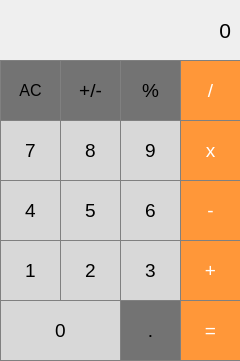
First picture: the form in mainwindow.ui, repository mrPropper911/Calculator_new, before the edit.
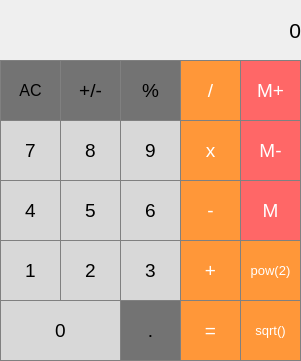
Second picture: the form after the edit.

Commit message: Add sqrt,pow and work with memory

```diff
--- a/mainwindow.ui
+++ b/mainwindow.ui
@@ -6,7 +6,7 @@
    <rect>
     <x>0</x>
     <y>0</y>
-    <width>240</width>
+    <width>301</width>
     <height>361</height>
    </rect>
   </property>
@@ -19,7 +19,7 @@
      <rect>
       <x>10</x>
       <y>0</y>
-      <width>221</width>
+      <width>291</width>
       <height>61</height>
      </rect>
     </property>
@@ -660,6 +660,166 @@
      <string>+/-</string>
     </property>
    </widget>
+   <widget class="QPushButton" name="pushButton_memoryAdd">
+    <property name="geometry">
+     <rect>
+      <x>240</x>
+      <y>60</y>
+      <width>61</width>
+      <height>61</height>
+     </rect>
+    </property>
+    <property name="font">
+     <font>
+      <family>Arial</family>
+      <pointsize>14</pointsize>
+      <weight>50</weight>
+      <bold>false</bold>
+     </font>
+    </property>
+    <property name="styleSheet">
+     <string notr="true">QPushButton{
+background-color:rgb(255, 103, 103);
+color:white;
+border:1px solid gray;
+}
+
+QPushButton:pressed{
+background-color:rgb(255, 181, 166);
+}</string>
+    </property>
+    <property name="text">
+     <string>M+</string>
+    </property>
+   </widget>
+   <widget class="QPushButton" name="pushButton_memoryClear">
+    <property name="geometry">
+     <rect>
+      <x>240</x>
+      <y>120</y>
+      <width>61</width>
+      <height>61</height>
+     </rect>
+    </property>
+    <property name="font">
+     <font>
+      <family>Arial</family>
+      <pointsize>14</pointsize>
+      <weight>50</weight>
+      <bold>false</bold>
+     </font>
+    </property>
+    <property name="styleSheet">
+     <string notr="true">QPushButton{
+background-color:rgb(255, 103, 103);
+color:white;
+border:1px solid gray;
+}
+
+QPushButton:pressed{
+background-color:rgb(255, 181, 166);
+}</string>
+    </property>
+    <property name="text">
+     <string>M-</string>
+    </property>
+   </widget>
+   <widget class="QPushButton" name="pushButton_memoryGet">
+    <property name="geometry">
+     <rect>
+      <x>240</x>
+      <y>180</y>
+      <width>61</width>
+      <height>61</height>
+     </rect>
+    </property>
+    <property name="font">
+     <font>
+      <family>Arial</family>
+      <pointsize>14</pointsize>
+      <weight>50</weight>
+      <bold>false</bold>
+     </font>
+    </property>
+    <property name="styleSheet">
+     <string notr="true">QPushButton{
+background-color:rgb(255, 103, 103);
+color:white;
+border:1px solid gray;
+}
+
+QPushButton:pressed{
+background-color:rgb(255, 181, 166);
+}</string>
+    </property>
+    <property name="text">
+     <string>M</string>
+    </property>
+   </widget>
+   <widget class="QPushButton" name="pushButton_pow2">
+    <property name="geometry">
+     <rect>
+      <x>240</x>
+      <y>240</y>
+      <width>61</width>
+      <height>61</height>
+     </rect>
+    </property>
+    <property name="font">
+     <font>
+      <family>Arial</family>
+      <pointsize>10</pointsize>
+      <weight>50</weight>
+      <bold>false</bold>
+     </font>
+    </property>
+    <property name="styleSheet">
+     <string notr="true">QPushButton{
+background-color:rgb(255,151,57);
+color:white;
+border:1px solid gray;
+}
+
+QPushButton:pressed{
+background-color:rgb(193, 95, 25);
+}</string>
+    </property>
+    <property name="text">
+     <string>pow(2)</string>
+    </property>
+   </widget>
+   <widget class="QPushButton" name="pushButton_sqrt2">
+    <property name="geometry">
+     <rect>
+      <x>240</x>
+      <y>300</y>
+      <width>61</width>
+      <height>61</height>
+     </rect>
+    </property>
+    <property name="font">
+     <font>
+      <family>Arial</family>
+      <pointsize>10</pointsize>
+      <weight>50</weight>
+      <bold>false</bold>
+     </font>
+    </property>
+    <property name="styleSheet">
+     <string notr="true">QPushButton{
+background-color:rgb(255,151,57);
+color:white;
+border:1px solid gray;
+}
+
+QPushButton:pressed{
+background-color:rgb(193, 95, 25);
+}</string>
+    </property>
+    <property name="text">
+     <string>sqrt()</string>
+    </property>
+   </widget>
   </widget>
  </widget>
  <resources/>
```
The commit also changes 3 other files.
